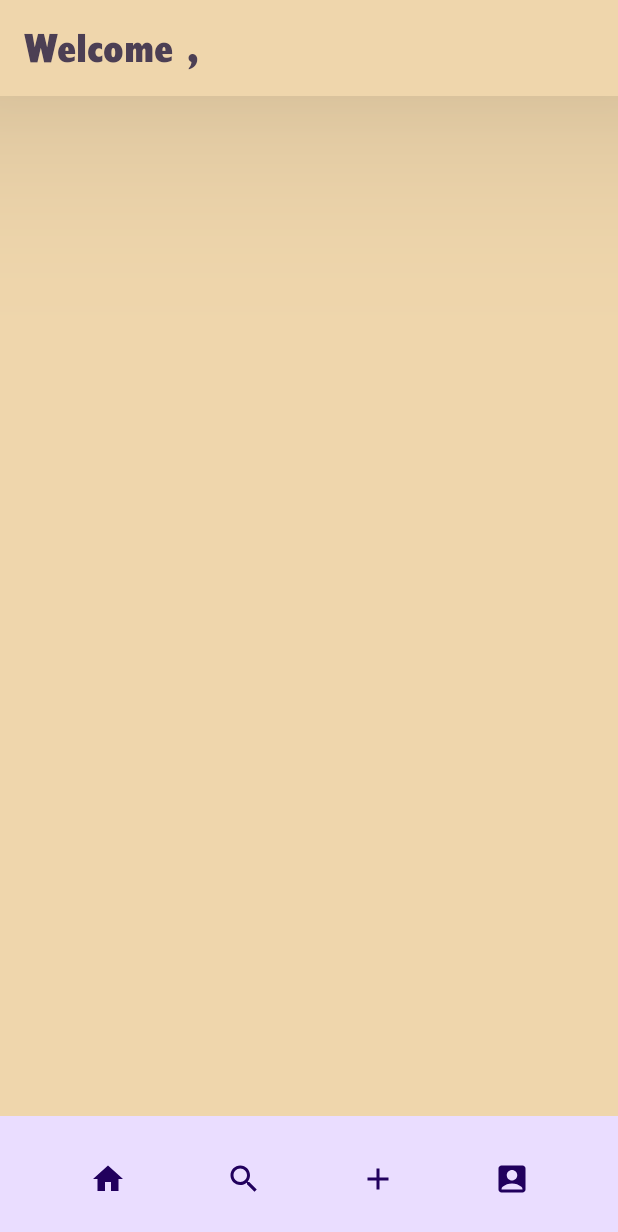
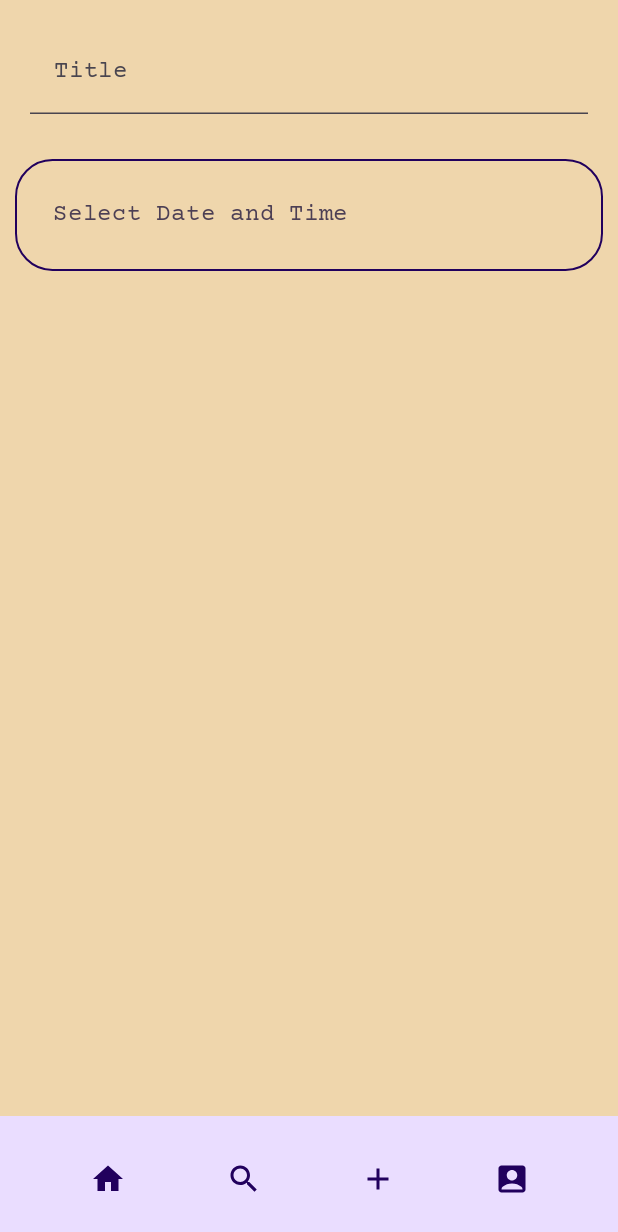
Before and after one commit to Kavan2003/miniProject, an Android app built with Jetpack Compose: the Home screen opened through its navigation route, after a tap on "Add", on a phone screen of 412 x 824 dp. Shown: the top 1232 px of the screen. Run offline under Robolectric (Android 15) with nearby library versions, the phone set to English and light mode, and no system bars; our stand-ins replace Firebase (no records; nobody signed in at launch, a user with empty details on screens opened directly).

Commit message:
Create Post Ui design Developing Date and Time Picker

```diff
--- a/app/build.gradle
+++ b/app/build.gradle
@@ -56,6 +56,7 @@ dependencies {
     implementation platform('com.google.firebase:firebase-bom:31.0.0')
     implementation 'com.google.firebase:firebase-firestore-ktx'
     implementation 'com.google.android.gms:play-services-auth:20.7.0'
+    implementation 'com.google.ai.client.generativeai:generativeai:0.2.0'
     androidTestImplementation platform('androidx.compose:compose-bom:2023.08.00')
     def nav_version = "2.7.6"
 
--- a/app/src/main/java/com/example/mini_oroject/MainActivity.kt
+++ b/app/src/main/java/com/example/mini_oroject/MainActivity.kt
@@ -15,6 +15,7 @@ import androidx.navigation.compose.NavHost
 import androidx.navigation.compose.composable
 import androidx.navigation.compose.rememberNavController
 import com.example.mini_oroject.routes.Routes
+import com.example.mini_oroject.screens.create.CreatePost
 import com.example.mini_oroject.screens.home.Home
 import com.example.mini_oroject.screens.login_register.Login
 import com.example.mini_oroject.screens.login_register.LoginChoose
@@ -79,6 +80,11 @@ class MainActivity : ComponentActivity() {
                                 Profile(navController = navController, auth = auth)
                             }
                         }
+                        composable(Routes.Event.rout) {
+                            MaterialTheme(colorScheme = MaterialTheme.colorScheme) { // Apply theme here
+                                CreatePost(navController = navController, auth = auth)
+                            }
+                        }
                     }
                 }
             }
--- a/app/src/main/java/com/example/mini_oroject/sampledata/Event.kt
+++ b/app/src/main/java/com/example/mini_oroject/data_model/Event.kt
@@ -1,4 +1,4 @@
-package com.example.mini_oroject.sampledata
+package com.example.mini_oroject.data_model
 
 
 class Event {
--- a/app/src/main/java/com/example/mini_oroject/routes/Routes.kt
+++ b/app/src/main/java/com/example/mini_oroject/routes/Routes.kt
@@ -6,4 +6,5 @@ sealed class Routes(val rout: String) {
     object Register : Routes("register")
     object LoginChoose : Routes("loginChoose")
     object Profile : Routes("profile")
+    object Event : Routes("event")
 }
--- a/app/src/main/java/com/example/mini_oroject/screens/bottombar/BottomBar.kt
+++ b/app/src/main/java/com/example/mini_oroject/screens/bottombar/BottomBar.kt
@@ -23,7 +23,7 @@ fun Bottombar(navController: NavHostController) {
         contentColor = MaterialTheme.colorScheme.onPrimaryContainer,
     ) {
 
-        //Home Add profile past icons
+
         Spacer(modifier = Modifier.weight(1.0F))
 
         Icon(
@@ -42,7 +42,6 @@ fun Bottombar(navController: NavHostController) {
             Modifier
                 .weight(1.0F)
                 .clickable {
-//                    tabIndex.intValue = 1
 
                 })
         Spacer(modifier = Modifier.weight(1.0F))
@@ -52,8 +51,7 @@ fun Bottombar(navController: NavHostController) {
             Modifier
                 .weight(1.0F)
                 .clickable {
-//                    tabIndex.intValue = 2
-
+                    navController.navigate(Routes.Event.rout)
                 })
         Spacer(modifier = Modifier.weight(1.0F))
 
--- /dev/null
+++ b/app/src/main/java/com/example/mini_oroject/screens/create/CreatePost.kt
@@ -0,0 +1,75 @@
+package com.example.mini_oroject.screens.create
+
+import androidx.compose.foundation.layout.Column
+import androidx.compose.foundation.layout.Row
+import androidx.compose.foundation.layout.fillMaxSize
+import androidx.compose.foundation.layout.fillMaxWidth
+import androidx.compose.foundation.layout.padding
+import androidx.compose.foundation.text.KeyboardOptions
+import androidx.compose.material3.DatePickerDialog
+import androidx.compose.material3.ExperimentalMaterial3Api
+import androidx.compose.material3.MaterialTheme
+import androidx.compose.material3.Scaffold
+import androidx.compose.material3.Text
+import androidx.compose.material3.TextField
+import androidx.compose.material3.TextFieldDefaults
+import androidx.compose.runtime.Composable
+import androidx.compose.runtime.getValue
+import androidx.compose.runtime.mutableStateOf
+import androidx.compose.runtime.remember
+import androidx.compose.runtime.setValue
+import androidx.compose.ui.Modifier
+import androidx.compose.ui.graphics.Color
+import androidx.compose.ui.text.input.KeyboardType
+import androidx.compose.ui.unit.dp
+import androidx.navigation.NavHostController
+import com.example.mini_oroject.screens.bottombar.Bottombar
+import com.example.mini_oroject.screens.profile.ButtonProfile
+import com.google.firebase.auth.FirebaseAuth
+
+@OptIn(ExperimentalMaterial3Api::class)
+@Composable
+fun CreatePost(navController: NavHostController, auth: FirebaseAuth) {
+    var title by remember { mutableStateOf("") }
+
+    Scaffold(
+        topBar = {
+        },
+        bottomBar = {
+            Bottombar(navController)
+        },
+        content = {
+            Column(
+                modifier = Modifier
+                    .padding(it)
+                    .fillMaxSize()
+            ) {
+//                ButtonProfile(item = "", onButtonClick = { })
+                TextField(
+                    value = title,
+                    onValueChange = { title = it },
+                    label = { Text("Title") },
+                    colors = TextFieldDefaults.colors(
+                        unfocusedContainerColor = Color.Transparent,
+                        focusedContainerColor = Color.Transparent,
+                        focusedLabelColor = MaterialTheme.colorScheme.inverseSurface,
+                        focusedTextColor = MaterialTheme.colorScheme.inverseSurface,
+                    ),
+                    singleLine = true,
+                    keyboardOptions = KeyboardOptions(keyboardType = KeyboardType.Text),
+                    textStyle = MaterialTheme.typography.bodyLarge,
+                    modifier = Modifier
+                        .padding(20.dp)
+                        .fillMaxWidth()
+
+                )
+                Row {
+                    ButtonProfile(item = "Select Date and Time") {
+
+                    }
+                }
+            }
+        }
+
+    )
+}
--- a/app/src/main/java/com/example/mini_oroject/screens/home/EventCardList.kt
+++ b/app/src/main/java/com/example/mini_oroject/screens/home/EventCardList.kt
@@ -13,7 +13,7 @@ import androidx.compose.material3.MaterialTheme
 import androidx.compose.runtime.Composable
 import androidx.compose.ui.Modifier
 import androidx.compose.ui.unit.dp
-import com.example.mini_oroject.sampledata.Event
+import com.example.mini_oroject.data_model.Event
 
 
 @Composable
--- a/app/src/main/java/com/example/mini_oroject/screens/home/Home.kt
+++ b/app/src/main/java/com/example/mini_oroject/screens/home/Home.kt
@@ -22,7 +22,7 @@ import androidx.compose.ui.draw.shadow
 import androidx.compose.ui.graphics.Color
 import androidx.compose.ui.unit.dp
 import androidx.navigation.NavHostController
-import com.example.mini_oroject.sampledata.Event
+import com.example.mini_oroject.data_model.Event
 import com.example.mini_oroject.screens.bottombar.Bottombar
 import com.google.firebase.Timestamp
 import com.google.firebase.auth.FirebaseAuth
```
